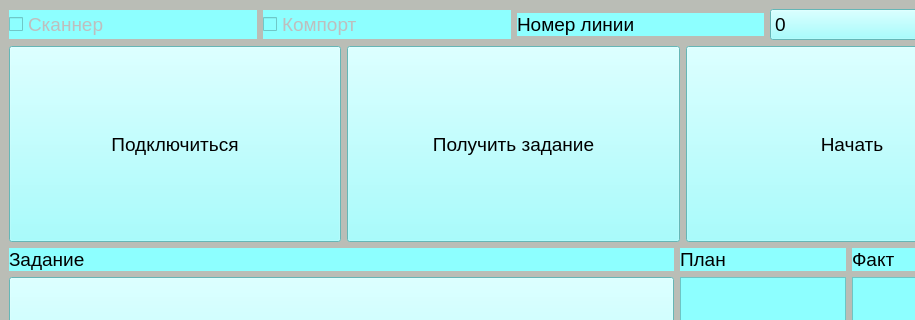
This is untitled.ui in avovana/slave_controller as Qt 5 draws it before an edit; both pictures show x 0 to 915 and y 0 to 320 of the 1027 by 813 pixel window. The edited form follows.
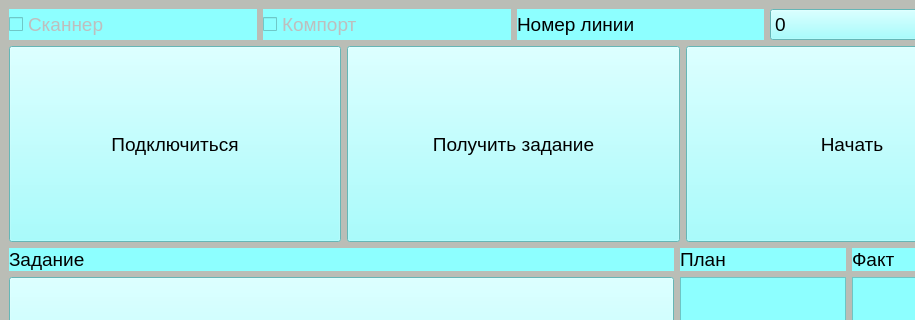
This is the edited form.

```diff
--- a/untitled.ui
+++ b/untitled.ui
@@ -31,6 +31,12 @@
         <property name="enabled">
          <bool>false</bool>
         </property>
+        <property name="sizePolicy">
+         <sizepolicy hsizetype="Minimum" vsizetype="Preferred">
+          <horstretch>0</horstretch>
+          <verstretch>0</verstretch>
+         </sizepolicy>
+        </property>
         <property name="font">
          <font>
           <pointsize>14</pointsize>
@@ -52,6 +58,12 @@
         <property name="enabled">
          <bool>false</bool>
         </property>
+        <property name="sizePolicy">
+         <sizepolicy hsizetype="Minimum" vsizetype="Preferred">
+          <horstretch>0</horstretch>
+          <verstretch>0</verstretch>
+         </sizepolicy>
+        </property>
         <property name="font">
          <font>
           <pointsize>14</pointsize>
@@ -71,11 +83,17 @@
       <item>
        <widget class="QLabel" name="line_number_label">
         <property name="sizePolicy">
-         <sizepolicy hsizetype="Minimum" vsizetype="Fixed">
+         <sizepolicy hsizetype="Minimum" vsizetype="Preferred">
           <horstretch>0</horstretch>
           <verstretch>0</verstretch>
          </sizepolicy>
         </property>
+        <property name="minimumSize">
+         <size>
+          <width>0</width>
+          <height>0</height>
+         </size>
+        </property>
         <property name="font">
          <font>
           <pointsize>14</pointsize>
```
